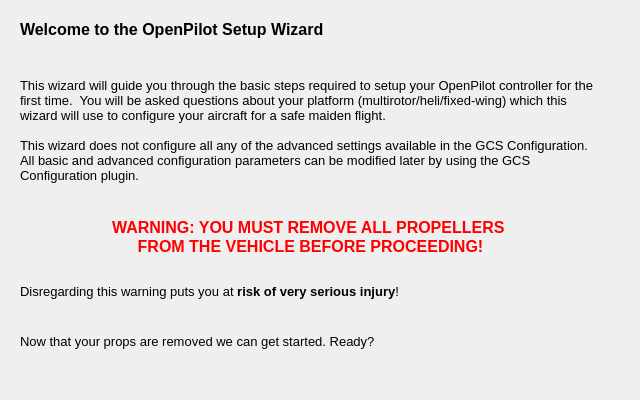
Before: the Qt Designer form ground/openpilotgcs/src/plugins/setupwizard/pages/startpage.ui in openpilot/OpenPilot, drawn with Qt 5.
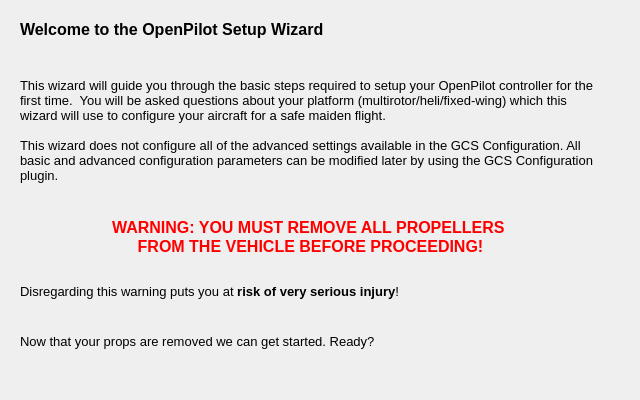
After: the same form once the commit is applied.

Commit message: Grammar change: accidently added and extra extra word. Drifter credit

The edit to the form file:
```diff
--- a/ground/openpilotgcs/src/plugins/setupwizard/pages/startpage.ui
+++ b/ground/openpilotgcs/src/plugins/setupwizard/pages/startpage.ui
@@ -38,7 +38,7 @@
 &lt;p style=&quot; margin-top:0px; margin-bottom:0px; margin-left:0px; margin-right:0px; -qt-block-indent:0; text-indent:0px;&quot;&gt;&lt;br /&gt;&lt;/p&gt;
 &lt;p style=&quot; margin-top:0px; margin-bottom:0px; margin-left:0px; margin-right:0px; -qt-block-indent:0; text-indent:0px;&quot;&gt;&lt;span style=&quot; font-size:10pt;&quot;&gt;This wizard will guide you through the basic steps required to setup your OpenPilot controller for the first time.  You will be asked questions about your platform (multirotor/heli/fixed-wing) which this wizard will use to configure your aircraft for a safe maiden flight. &lt;/span&gt;&lt;/p&gt;
 &lt;p style=&quot;-qt-paragraph-type:empty; margin-top:0px; margin-bottom:0px; margin-left:0px; margin-right:0px; -qt-block-indent:0; text-indent:0px; font-size:10pt;&quot;&gt;&lt;br /&gt;&lt;/p&gt;
-&lt;p style=&quot; margin-top:0px; margin-bottom:0px; margin-left:0px; margin-right:0px; -qt-block-indent:0; text-indent:0px;&quot;&gt;&lt;span style=&quot; font-size:10pt;&quot;&gt;This wizard does not configure all any of the advanced settings available in the GCS Configuration. All basic and advanced configuration parameters can be modified later by using the GCS Configuration plugin.&lt;/span&gt;&lt;/p&gt;
+&lt;p style=&quot; margin-top:0px; margin-bottom:0px; margin-left:0px; margin-right:0px; -qt-block-indent:0; text-indent:0px;&quot;&gt;&lt;span style=&quot; font-size:10pt;&quot;&gt;This wizard does not configure all of the advanced settings available in the GCS Configuration. All basic and advanced configuration parameters can be modified later by using the GCS Configuration plugin.&lt;/span&gt;&lt;/p&gt;
 &lt;p style=&quot;-qt-paragraph-type:empty; margin-top:0px; margin-bottom:0px; margin-left:0px; margin-right:0px; -qt-block-indent:0; text-indent:0px; font-size:10pt;&quot;&gt;&lt;br /&gt;&lt;/p&gt;
 &lt;p style=&quot;-qt-paragraph-type:empty; margin-top:0px; margin-bottom:0px; margin-left:0px; margin-right:0px; -qt-block-indent:0; text-indent:0px; font-family:'Lucida Grande'; font-size:13pt;&quot;&gt;&lt;br /&gt;&lt;/p&gt;
 &lt;p align=&quot;center&quot; style=&quot; margin-top:0px; margin-bottom:0px; margin-left:0px; margin-right:0px; -qt-block-indent:0; text-indent:0px;&quot;&gt;&lt;span style=&quot; font-size:12pt; font-weight:600; color:#ff0000;&quot;&gt;WARNING: YOU MUST REMOVE ALL PROPELLERS &lt;/span&gt;&lt;/p&gt;
```
